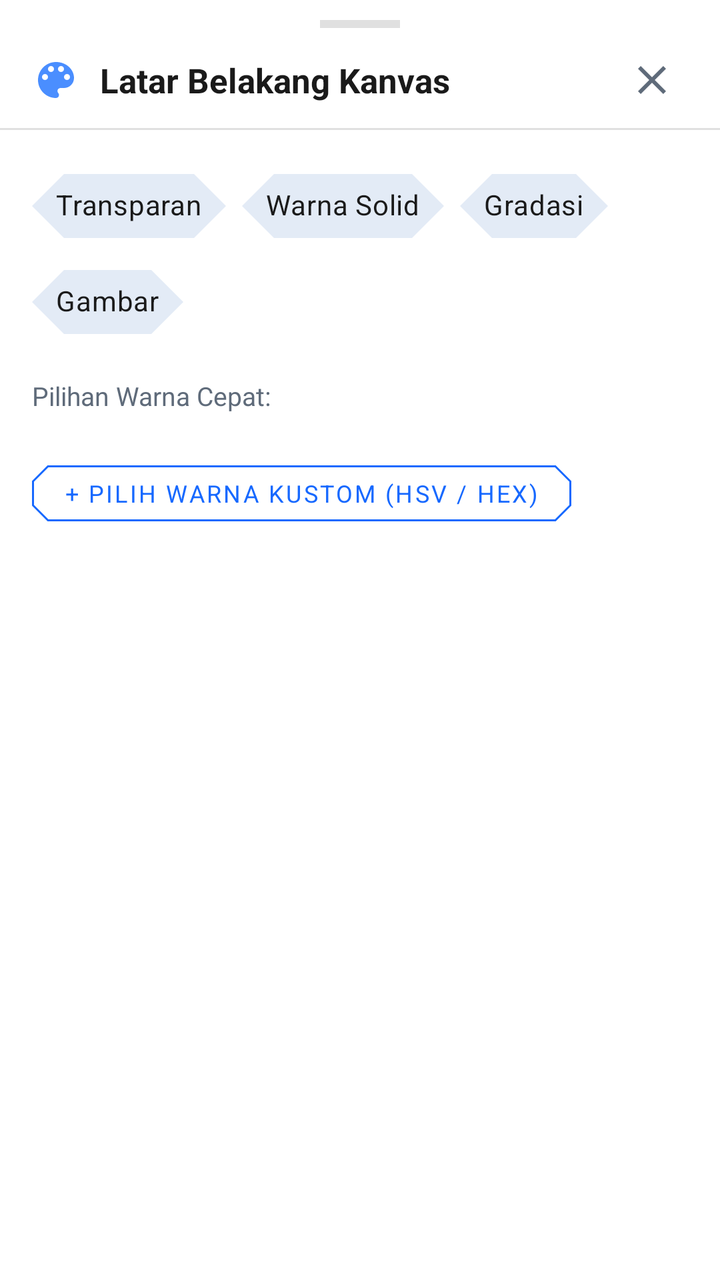
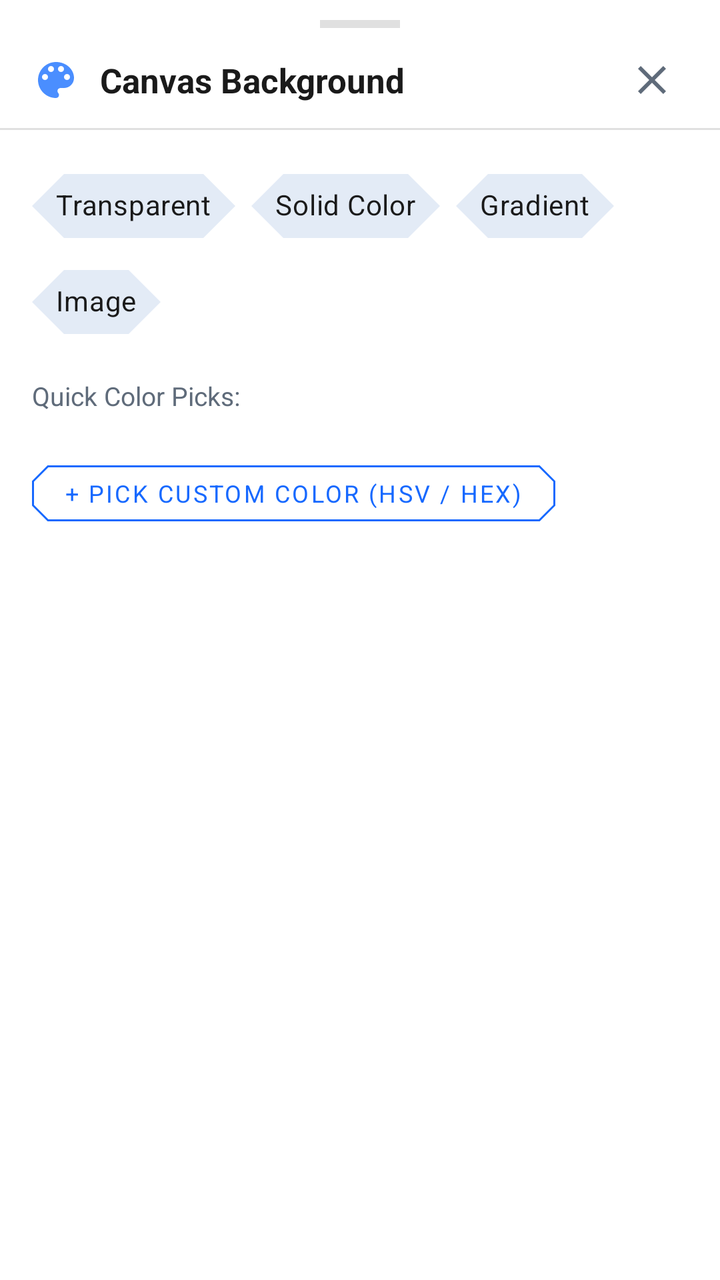

Two renders of the same Android screen: before a commit and after it. Below are the layout's source before the change and the commit's diff.
<!-- AndroidManifest.xml: application theme AppTheme -->
<!-- res/layout/layout_canvas_background_bottom_sheet.xml -->
<?xml version="1.0" encoding="utf-8"?>
<androidx.constraintlayout.widget.ConstraintLayout
    xmlns:android="http://schemas.android.com/apk/res/android"
    xmlns:app="http://schemas.android.com/apk/res-auto"
    xmlns:tools="http://schemas.android.com/tools"
    android:layout_width="match_parent"
    android:layout_height="wrap_content"
    android:background="@color/light_surface"
    android:paddingBottom="24dp">

    
    <View
        android:id="@+id/bottomSheetDragHandle"
        android:layout_width="40dp"
        android:layout_height="4dp"
        android:layout_marginTop="10dp"
        android:background="@color/light_divider"
        app:layout_constraintTop_toTopOf="parent"
        app:layout_constraintStart_toStartOf="parent"
        app:layout_constraintEnd_toEndOf="parent" />

    
    <ImageView
        android:id="@+id/ivHeaderIcon"
        android:layout_width="24dp"
        android:layout_height="24dp"
        android:layout_marginStart="16dp"
        android:layout_marginTop="14dp"
        android:src="@drawable/ic_sharp_palette_24px"
        app:tint="@color/header_secondary"
        android:contentDescription="Background Header Icon"
        app:layout_constraintStart_toStartOf="parent"
        app:layout_constraintTop_toBottomOf="@id/bottomSheetDragHandle" />

    <TextView
        android:id="@+id/tvHeaderTitle"
        android:layout_width="wrap_content"
        android:layout_height="wrap_content"
        android:layout_marginStart="10dp"
        android:text="Latar Belakang Kanvas"
        android:textColor="@color/light_text_primary"
        android:textSize="17sp"
        android:textStyle="bold"
        app:layout_constraintStart_toEndOf="@id/ivHeaderIcon"
        app:layout_constraintTop_toTopOf="@id/ivHeaderIcon"
        app:layout_constraintBottom_toBottomOf="@id/ivHeaderIcon" />

    
    <ImageButton
        android:id="@+id/btnCloseBottomSheet"
        android:layout_width="36dp"
        android:layout_height="36dp"
        android:layout_marginEnd="16dp"
        android:background="?attr/selectableItemBackgroundBorderless"
        android:src="@drawable/ic_sharp_clear_24px"
        app:tint="@color/light_text_secondary"
        android:contentDescription="Close Bottom Sheet"
        app:layout_constraintEnd_toEndOf="parent"
        app:layout_constraintTop_toTopOf="@id/ivHeaderIcon"
        app:layout_constraintBottom_toBottomOf="@id/ivHeaderIcon" />

    
    <View
        android:id="@+id/dividerHeader"
        android:layout_width="match_parent"
        android:layout_height="1dp"
        android:layout_marginTop="12dp"
        android:background="@color/light_divider"
        app:layout_constraintTop_toBottomOf="@id/ivHeaderIcon" />

    
    <com.google.android.material.chip.ChipGroup
        android:id="@+id/cgBackgroundMode"
        android:layout_width="match_parent"
        android:layout_height="wrap_content"
        android:layout_marginHorizontal="16dp"
        android:layout_marginTop="14dp"
        app:singleSelection="true"
        app:selectionRequired="true"
        app:layout_constraintTop_toBottomOf="@id/dividerHeader">

        <com.google.android.material.chip.Chip
            android:id="@+id/chipTransparent"
            style="@style/Widget.MaterialComponents.Chip.Choice"
            android:layout_width="wrap_content"
            android:layout_height="wrap_content"
            android:text="Transparan"
            android:textColor="@color/light_text_primary"
            app:chipBackgroundColor="@color/light_chip" />

        <com.google.android.material.chip.Chip
            android:id="@+id/chipSolidColor"
            style="@style/Widget.MaterialComponents.Chip.Choice"
            android:layout_width="wrap_content"
            android:layout_height="wrap_content"
            android:text="Warna Solid"
            android:textColor="@color/light_text_primary"
            app:chipBackgroundColor="@color/light_chip" />

        <com.google.android.material.chip.Chip
            android:id="@+id/chipGradient"
            style="@style/Widget.MaterialComponents.Chip.Choice"
            android:layout_width="wrap_content"
            android:layout_height="wrap_content"
            android:text="Gradasi"
            android:textColor="@color/light_text_primary"
            app:chipBackgroundColor="@color/light_chip" />

        <com.google.android.material.chip.Chip
            android:id="@+id/chipImage"
            style="@style/Widget.MaterialComponents.Chip.Choice"
            android:layout_width="wrap_content"
            android:layout_height="wrap_content"
            android:text="Gambar"
            android:textColor="@color/light_text_primary"
            app:chipBackgroundColor="@color/light_chip" />
    </com.google.android.material.chip.ChipGroup>

    
    <LinearLayout
        android:id="@+id/containerTransparent"
        android:layout_width="match_parent"
        android:layout_height="wrap_content"
        android:layout_marginHorizontal="16dp"
        android:layout_marginTop="14dp"
        android:background="@color/light_surface_alt"
        android:orientation="vertical"
        android:padding="16dp"
        android:visibility="gone"
        app:layout_constraintTop_toBottomOf="@id/cgBackgroundMode">

        <TextView
            android:layout_width="wrap_content"
            android:layout_height="wrap_content"
            android:text="🏁 Kanvas Transparan Aktif"
            android:textColor="#1769FF"
            android:textSize="15sp"
            android:textStyle="bold" />

        <TextView
            android:layout_width="wrap_content"
            android:layout_height="wrap_content"
            android:layout_marginTop="6dp"
            android:text="Latar belakang kanvas menjadi tembus pandang (checkerboard). Sangat cocok untuk membuat stiker, logo, atau gambar transparan dengan format ekspor PNG."
            android:textColor="@color/light_text_secondary"
            android:textSize="13sp" />
    </LinearLayout>

    
    <LinearLayout
        android:id="@+id/containerSolidColor"
        android:layout_width="match_parent"
        android:layout_height="wrap_content"
        android:layout_marginHorizontal="16dp"
        android:layout_marginTop="14dp"
        android:orientation="vertical"
        android:visibility="visible"
        app:layout_constraintTop_toBottomOf="@id/cgBackgroundMode">

        <TextView
            android:layout_width="wrap_content"
            android:layout_height="wrap_content"
            android:text="Pilihan Warna Cepat:"
            android:textColor="@color/light_text_secondary"
            android:textSize="13sp" />

        <HorizontalScrollView
            android:layout_width="match_parent"
            android:layout_height="wrap_content"
            android:layout_marginTop="8dp"
            android:scrollbars="none">

            <LinearLayout
                android:id="@+id/layoutSolidColorPresets"
                android:layout_width="wrap_content"
                android:layout_height="wrap_content"
                android:gravity="center_vertical"
                android:orientation="horizontal" />
        </HorizontalScrollView>

        <com.google.android.material.button.MaterialButton
            android:id="@+id/btnCustomSolidColor"
            style="@style/Widget.MaterialComponents.Button.OutlinedButton"
            android:layout_width="wrap_content"
            android:layout_height="40dp"
            android:layout_marginTop="12dp"
            android:text="+ Pilih Warna Kustom (HSV / Hex)"
            android:textColor="#1769FF"
            android:textSize="12sp"
            app:cornerRadius="8dp"
            app:strokeColor="#1769FF" />
    </LinearLayout>

    
    <LinearLayout
        android:id="@+id/containerGradient"
        android:layout_width="match_parent"
        android:layout_height="wrap_content"
        android:layout_marginHorizontal="16dp"
        android:layout_marginTop="14dp"
        android:orientation="vertical"
        android:visibility="gone"
        app:layout_constraintTop_toBottomOf="@id/cgBackgroundMode">

        <TextView
            android:layout_width="wrap_content"
            android:layout_height="wrap_content"
            android:text="Preset Gradasi Profesional:"
            android:textColor="@color/light_text_secondary"
            android:textSize="13sp" />

        <androidx.recyclerview.widget.RecyclerView
            android:id="@+id/rvBackgroundGradients"
            android:layout_width="match_parent"
            android:layout_height="wrap_content"
            android:layout_marginTop="8dp"
            android:orientation="horizontal"
            app:layoutManager="androidx.recyclerview.widget.LinearLayoutManager" />

        
        <RadioGroup
            android:id="@+id/rgBackgroundGradientType"
            android:layout_width="wrap_content"
            android:layout_height="wrap_content"
            android:layout_marginTop="10dp"
            android:orientation="horizontal">

            <RadioButton
                android:id="@+id/rbBgLinear"
                android:layout_width="wrap_content"
                android:layout_height="wrap_content"
                android:checked="true"
                android:text="Linear"
                android:textColor="@color/light_text_primary"
                android:textSize="13sp" />

            <RadioButton
                android:id="@+id/rbBgRadial"
                android:layout_width="wrap_content"
                android:layout_height="wrap_content"
                android:layout_marginStart="16dp"
                android:text="Radial"
                android:textColor="@color/light_text_primary"
                android:textSize="13sp" />

            <RadioButton
                android:id="@+id/rbBgSweep"
                android:layout_width="wrap_content"
                android:layout_height="wrap_content"
                android:layout_marginStart="16dp"
                android:text="Sweep"
                android:textColor="@color/light_text_primary"
                android:textSize="13sp" />
        </RadioGroup>

        
        <LinearLayout
            android:id="@+id/containerBgGradientAngle"
            android:layout_width="match_parent"
            android:layout_height="wrap_content"
            android:layout_marginTop="6dp"
            android:gravity="center_vertical"
            android:orientation="horizontal">

            <TextView
                android:id="@+id/tvBgAngleLabel"
                android:layout_width="120dp"
                android:layout_height="wrap_content"
                android:text="Sudut (0°)"
                android:textColor="@color/light_text_secondary"
                android:textSize="12sp" />

            <com.google.android.material.slider.Slider
                android:id="@+id/sliderBgGradientAngle"
                android:layout_width="0dp"
                android:layout_height="wrap_content"
                android:layout_weight="1"
                android:valueFrom="0"
                android:valueTo="360"
                android:stepSize="5"
                android:value="0"
                app:thumbColor="#18C8F5"
                app:trackColorActive="#18C8F5"
                app:trackColorInactive="@color/light_track" />
        </LinearLayout>

        <com.google.android.material.button.MaterialButton
            android:id="@+id/btnCustomGradient"
            style="@style/Widget.MaterialComponents.Button.OutlinedButton"
            android:layout_width="wrap_content"
            android:layout_height="40dp"
            android:layout_marginTop="8dp"
            android:text="+ Buat Gradasi Kustom"
            android:textColor="#1769FF"
            android:textSize="12sp"
            app:cornerRadius="8dp"
            app:strokeColor="#1769FF" />
    </LinearLayout>

    
    <LinearLayout
        android:id="@+id/containerImage"
        android:layout_width="match_parent"
        android:layout_height="wrap_content"
        android:layout_marginHorizontal="16dp"
        android:layout_marginTop="14dp"
        android:orientation="vertical"
        android:visibility="gone"
        app:layout_constraintTop_toBottomOf="@id/cgBackgroundMode">

        <TextView
            android:layout_width="wrap_content"
            android:layout_height="wrap_content"
            android:text="Sumber Gambar:"
            android:textColor="@color/light_text_secondary"
            android:textSize="13sp" />

        <LinearLayout
            android:layout_width="match_parent"
            android:layout_height="wrap_content"
            android:layout_marginTop="10dp"
            android:orientation="horizontal">

            <com.google.android.material.button.MaterialButton
                android:id="@+id/btnFromGallery"
                style="@style/Widget.MaterialComponents.Button.OutlinedButton"
                android:layout_width="0dp"
                android:layout_height="48dp"
                android:layout_weight="1"
                android:layout_marginEnd="6dp"
                android:text="Dari Galeri"
                android:textColor="#1769FF"
                android:textSize="13sp"
                app:cornerRadius="8dp"
                app:strokeColor="#1769FF"
                app:icon="@drawable/ic_sharp_photo_24px"
                app:iconTint="#1769FF" />

            <com.google.android.material.button.MaterialButton
                android:id="@+id/btnFromCamera"
                style="@style/Widget.MaterialComponents.Button.OutlinedButton"
                android:layout_width="0dp"
                android:layout_height="48dp"
                android:layout_weight="1"
                android:layout_marginStart="6dp"
                android:text="Dari Kamera"
                android:textColor="#1769FF"
                android:textSize="13sp"
                app:cornerRadius="8dp"
                app:strokeColor="#1769FF"
                app:icon="@drawable/ic_sharp_photo_camera_24px"
                app:iconTint="#1769FF" />
        </LinearLayout>

        <TextView
            android:layout_width="wrap_content"
            android:layout_height="wrap_content"
            android:layout_marginTop="8dp"
            android:text="Gambar akan otomatis di-crop/fill menyesuaikan rasio aspek kanvas aktif."
            android:textColor="@color/light_text_tertiary"
            android:textSize="12sp" />

        <com.google.android.material.button.MaterialButton
            android:id="@+id/btnClearImageBackground"
            style="@style/Widget.MaterialComponents.Button.TextButton"
            android:layout_width="wrap_content"
            android:layout_height="36dp"
            android:layout_marginTop="6dp"
            android:text="Hapus Gambar Latar"
            android:textColor="#E53935"
            android:textSize="12sp"
            android:visibility="gone" />
    </LinearLayout>

</androidx.constraintlayout.widget.ConstraintLayout>
<!-- resources referenced by this layout -->
<resources>
  <color name="header_secondary">#4A8EFF</color>
  <color name="light_chip">#E3EBF6</color>
  <color name="light_divider">#E0E0E0</color>
  <color name="light_surface">#FFFFFF</color>
  <color name="light_surface_alt">#F2F4F8</color>
  <color name="light_text_primary">#1A1A1A</color>
  <color name="light_text_secondary">#5F6B7A</color>
  <color name="light_text_tertiary">#8A94A6</color>
  <color name="light_track">#D4DAE3</color>
  <!-- drawable ic_sharp_clear_24px (drawable) -->
  <vector xmlns:android="http://schemas.android.com/apk/res/android"
      android:width="24dp"
      android:height="24dp"
      android:viewportWidth="24"
      android:viewportHeight="24">
    <path
        android:fillColor="#FF000000"
        android:pathData="M19,6.41L17.59,5 12,10.59 6.41,5 5,6.41 10.59,12 5,17.59 6.41,19 12,13.41 17.59,19 19,17.59 13.41,12 19,6.41z"/>
  </vector>
  <!-- drawable ic_sharp_photo_24px (drawable) -->
  <vector xmlns:android="http://schemas.android.com/apk/res/android"
      android:width="24dp"
      android:height="24dp"
      android:viewportWidth="24"
      android:viewportHeight="24">
    <path
        android:fillColor="#FF000000"
        android:pathData="M21,21V3H3v18h18zM8.5,13.5l2.5,3.01L14.5,12l4.5,6H5l3.5,-4.5z"/>
  </vector>
  <color name="white">#fff</color>
  <color name="black">#000</color>
  <color name="brand_navy">#07164F</color>
  <color name="brand_blue">#1769FF</color>
  <color name="gray">#616161</color>
  <style name="AppBottomNavigation" parent="Widget.MaterialComponents.BottomNavigationView.Colored">
  
      </style>
  <style name="AppButton" parent="Widget.MaterialComponents.Button.UnelevatedButton">
          <item name="strokeColor">@color/brand_blue</item>
          <item name="strokeWidth">1dp</item>
          <item name="android:textColor">@color/brand_blue</item>
      </style>
  <style name="ButtonText" parent="TextAppearance.MaterialComponents.Button">
          <item name="fontFamily">@font/raleway_semibold</item>
      </style>
  <style name="Body1Text" parent="TextAppearance.MaterialComponents.Body1">
          <item name="fontFamily">@font/raleway_semibold</item>
      </style>
  <style name="Body2Text" parent="TextAppearance.MaterialComponents.Body2">
          <item name="fontFamily">@font/raleway_semibold</item>
      </style>
  <style name="CaptionText" parent="TextAppearance.MaterialComponents.Caption">
          <item name="fontFamily">@font/raleway_semibold</item>
      </style>
  <style name="Headline4Text" parent="TextAppearance.MaterialComponents.Headline6">
          <item name="fontFamily">@font/raleway_semibold</item>
      </style>
  <style name="Headline5Text" parent="TextAppearance.MaterialComponents.Headline6">
          <item name="fontFamily">@font/raleway_semibold</item>
      </style>
  <style name="Headline6Text" parent="TextAppearance.MaterialComponents.Headline6">
          <item name="fontFamily">@font/raleway_semibold</item>
      </style>
  <style name="AppFloatingActionButton" parent="Widget.MaterialComponents.FloatingActionButton">
          <item name="shapeAppearanceOverlay">@style/FloatingActionButton</item>
      </style>
  <style name="SmallComponent" parent="ShapeAppearance.MaterialComponents.SmallComponent">
          <item name="cornerFamily">cut</item>
          <item name="cornerSize">0dp</item>
      </style>
  <style name="MediumComponent" parent="ShapeAppearance.MaterialComponents.MediumComponent">
          <item name="cornerFamily">cut</item>
          <item name="cornerSize">0dp</item>
      </style>
  <style name="LargeComponent" parent="ShapeAppearance.MaterialComponents.LargeComponent">
          <item name="cornerFamily">cut</item>
          <item name="cornerSize">0dp</item>
      </style>
  <style name="FloatingActionButton" parent="ShapeAppearanceOverlay.MaterialComponents.FloatingActionButton">
      </style>
  <!-- unchanged entries left out for length: 4 -->
</resources>

<!-- the commit's change to res/layout/layout_canvas_background_bottom_sheet.xml (unified diff, before → after) -->
@@ -37,7 +37,7 @@
         android:layout_width="wrap_content"
         android:layout_height="wrap_content"
         android:layout_marginStart="10dp"
-        android:text="Latar Belakang Kanvas"
+        android:text="Canvas Background"
         android:textColor="@color/light_text_primary"
         android:textSize="17sp"
         android:textStyle="bold"
@@ -84,7 +84,7 @@
             style="@style/Widget.MaterialComponents.Chip.Choice"
             android:layout_width="wrap_content"
             android:layout_height="wrap_content"
-            android:text="Transparan"
+            android:text="Transparent"
             android:textColor="@color/light_text_primary"
             app:chipBackgroundColor="@color/light_chip" />
 
@@ -93,7 +93,7 @@
             style="@style/Widget.MaterialComponents.Chip.Choice"
             android:layout_width="wrap_content"
             android:layout_height="wrap_content"
-            android:text="Warna Solid"
+            android:text="Solid Color"
             android:textColor="@color/light_text_primary"
             app:chipBackgroundColor="@color/light_chip" />
 
@@ -102,7 +102,7 @@
             style="@style/Widget.MaterialComponents.Chip.Choice"
             android:layout_width="wrap_content"
             android:layout_height="wrap_content"
-            android:text="Gradasi"
+            android:text="Gradient"
             android:textColor="@color/light_text_primary"
             app:chipBackgroundColor="@color/light_chip" />
 
@@ -111,7 +111,7 @@
             style="@style/Widget.MaterialComponents.Chip.Choice"
             android:layout_width="wrap_content"
             android:layout_height="wrap_content"
-            android:text="Gambar"
+            android:text="Image"
             android:textColor="@color/light_text_primary"
             app:chipBackgroundColor="@color/light_chip" />
     </com.google.android.material.chip.ChipGroup>
@@ -132,7 +132,7 @@
         <TextView
             android:layout_width="wrap_content"
             android:layout_height="wrap_content"
-            android:text="🏁 Kanvas Transparan Aktif"
+            android:text="🏁 Transparent Canvas Active"
             android:textColor="#1769FF"
             android:textSize="15sp"
             android:textStyle="bold" />
@@ -141,7 +141,7 @@
             android:layout_width="wrap_content"
             android:layout_height="wrap_content"
             android:layout_marginTop="6dp"
-            android:text="Latar belakang kanvas menjadi tembus pandang (checkerboard). Sangat cocok untuk membuat stiker, logo, atau gambar transparan dengan format ekspor PNG."
+            android:text="Canvas background becomes transparent (checkerboard). Ideal for making stickers, logos, or transparent images exported as PNG."
             android:textColor="@color/light_text_secondary"
             android:textSize="13sp" />
     </LinearLayout>
@@ -160,7 +160,7 @@
         <TextView
             android:layout_width="wrap_content"
             android:layout_height="wrap_content"
-            android:text="Pilihan Warna Cepat:"
+            android:text="Quick Color Picks:"
             android:textColor="@color/light_text_secondary"
             android:textSize="13sp" />
 
@@ -184,7 +184,7 @@
             android:layout_width="wrap_content"
             android:layout_height="40dp"
             android:layout_marginTop="12dp"
-            android:text="+ Pilih Warna Kustom (HSV / Hex)"
+            android:text="+ Pick Custom Color (HSV / Hex)"
             android:textColor="#1769FF"
             android:textSize="12sp"
             app:cornerRadius="8dp"
@@ -205,7 +205,7 @@
         <TextView
             android:layout_width="wrap_content"
             android:layout_height="wrap_content"
-            android:text="Preset Gradasi Profesional:"
+            android:text="Professional Gradient Presets:"
             android:textColor="@color/light_text_secondary"
             android:textSize="13sp" />
 
@@ -266,7 +266,7 @@
                 android:id="@+id/tvBgAngleLabel"
                 android:layout_width="120dp"
                 android:layout_height="wrap_content"
-                android:text="Sudut (0°)"
+                android:text="Angle (0°)"
                 android:textColor="@color/light_text_secondary"
                 android:textSize="12sp" />
 
@@ -290,7 +290,7 @@
             android:layout_width="wrap_content"
             android:layout_height="40dp"
             android:layout_marginTop="8dp"
-            android:text="+ Buat Gradasi Kustom"
+            android:text="+ Create Custom Gradient"
             android:textColor="#1769FF"
             android:textSize="12sp"
             app:cornerRadius="8dp"
@@ -311,7 +311,7 @@
         <TextView
             android:layout_width="wrap_content"
             android:layout_height="wrap_content"
-            android:text="Sumber Gambar:"
+            android:text="Image Source:"
             android:textColor="@color/light_text_secondary"
             android:textSize="13sp" />
 
@@ -328,7 +328,7 @@
                 android:layout_height="48dp"
                 android:layout_weight="1"
                 android:layout_marginEnd="6dp"
-                android:text="Dari Galeri"
+                android:text="From Gallery"
                 android:textColor="#1769FF"
                 android:textSize="13sp"
                 app:cornerRadius="8dp"
@@ -343,7 +343,7 @@
                 android:layout_height="48dp"
                 android:layout_weight="1"
                 android:layout_marginStart="6dp"
-                android:text="Dari Kamera"
+                android:text="From Camera"
                 android:textColor="#1769FF"
                 android:textSize="13sp"
                 app:cornerRadius="8dp"
@@ -356,7 +356,7 @@
             android:layout_width="wrap_content"
             android:layout_height="wrap_content"
             android:layout_marginTop="8dp"
-            android:text="Gambar akan otomatis di-crop/fill menyesuaikan rasio aspek kanvas aktif."
+            android:text="The image will be automatically cropped/filled to fit the canvas aspect ratio."
             android:textColor="@color/light_text_tertiary"
             android:textSize="12sp" />
 
@@ -366,7 +366,7 @@
             android:layout_width="wrap_content"
             android:layout_height="36dp"
             android:layout_marginTop="6dp"
-            android:text="Hapus Gambar Latar"
+            android:text="Remove Background Image"
             android:textColor="#E53935"
             android:textSize="12sp"
             android:visibility="gone" />
